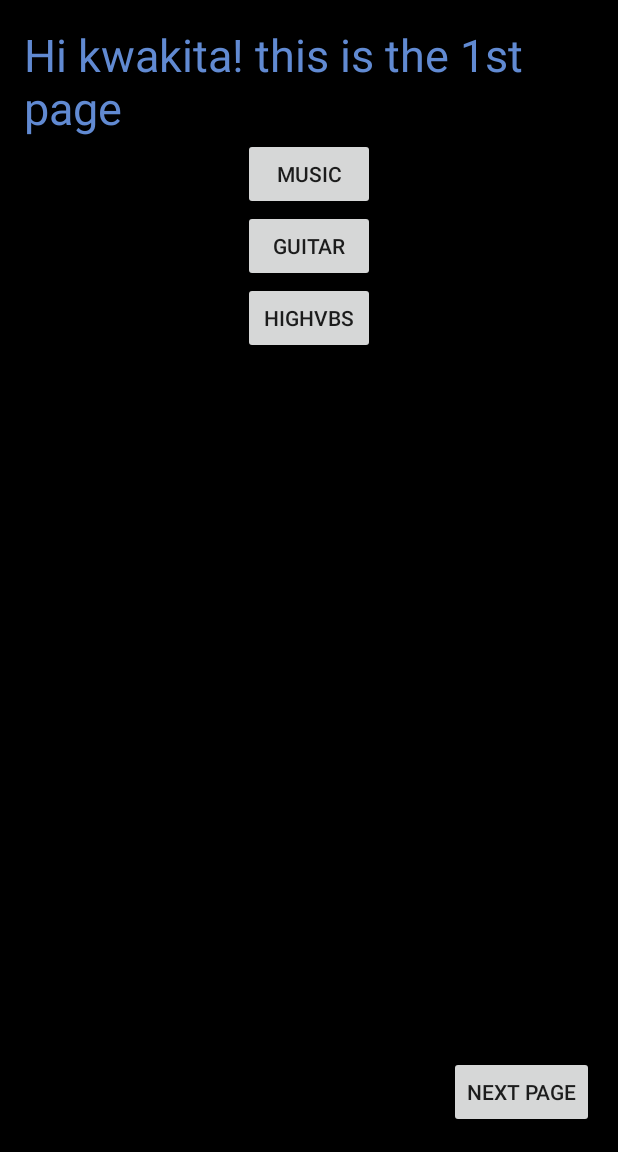
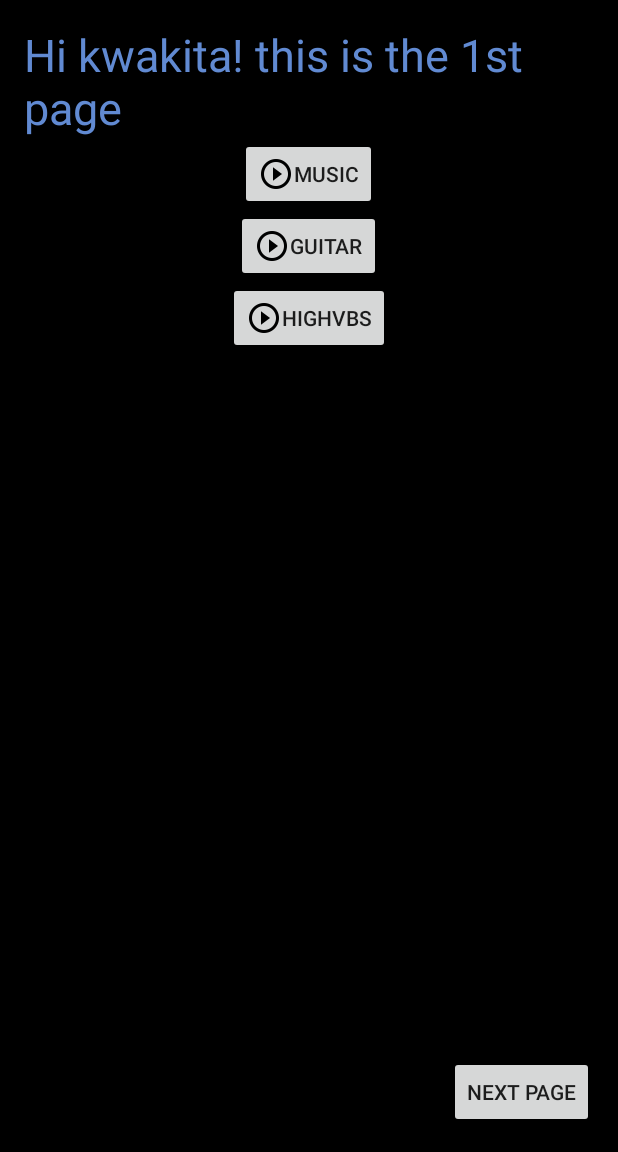
Before and after one commit to splash2077/Mariinskii-Opera-House-project, an Android app: the screen it shows after launch (MainActivity), on a phone screen of 412 x 824 dp, the part 84-1236 px from its top. Run offline under Robolectric (Android 15) with nearby library versions, the light colour scheme and no system bars.

Commit message:
icons
add some icons, need to: change them on click

```diff
--- a/ForeverGame/app/src/main/res/layout/activity_main.xml
+++ b/ForeverGame/app/src/main/res/layout/activity_main.xml
@@ -25,7 +25,8 @@
         android:id="@+id/music"
         android:onClick="playAll"
         android:layout_below="@+id/Text"
-        android:layout_centerHorizontal="true" />
+        android:layout_centerHorizontal="true"
+        android:drawableLeft="@drawable/ic_play_circle_outline_black_24dp" />
 
     <Button
         android:layout_width="wrap_content"
@@ -43,7 +44,8 @@
         android:layout_below="@+id/music"
         android:layout_centerHorizontal="true"
         android:onClick="playGuitar"
-        android:text="Guitar" />
+        android:text="Guitar"
+        android:drawableLeft="@drawable/ic_play_circle_outline_black_24dp" />
 
     <Button
         android:layout_width="wrap_content"
@@ -52,6 +54,7 @@
         android:id="@+id/button5"
         android:layout_below="@+id/button4"
         android:layout_centerHorizontal="true"
-        android:onClick="playHighBvs" />
+        android:onClick="playHighBvs"
+        android:drawableLeft="@drawable/ic_play_circle_outline_black_24dp" />
 
 </RelativeLayout>
```
Also changed, not shown: ForeverGame/app/src/main/res/drawable-hdpi/ic_pause_circle_outline_black_24dp.png (added), ForeverGame/app/src/main/res/drawable-hdpi/ic_play_circle_outline_black_24dp.png (added), ForeverGame/app/src/main/res/drawable-hdpi/iconPlay.png (added), ForeverGame/app/src/main/res/drawable-mdpi/ic_pause_circle_outline_black_24dp.png (added), ForeverGame/app/src/main/res/drawable-mdpi/ic_play_circle_outline_black_24dp.png (added), ForeverGame/app/src/main/res/drawable-xhdpi/ic_pause_circle_outline_black_24dp.png (added), ForeverGame/app/src/main/res/drawable-xhdpi/ic_play_circle_outline_black_24dp.png (added), ForeverGame/app/src/main/res/drawable-xxhdpi/ic_pause_circle_outline_black_24dp.png (added), ForeverGame/app/src/main/res/drawable-xxhdpi/ic_play_circle_outline_black_24dp.png (added), ForeverGame/app/src/main/res/drawable-xxxhdpi/ic_pause_circle_outline_black_24dp.png (added), ForeverGame/app/src/main/res/drawable-xxxhdpi/ic_play_circle_outline_black_24dp.png (added).
